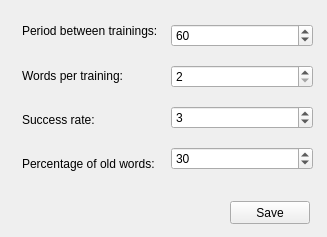
Above: settings.ui from lelika1/disturber before the change. Below: the same form after it.
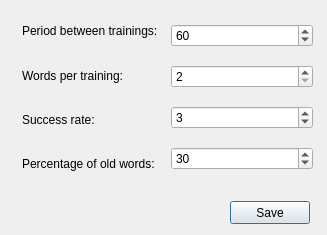
That is the form after the change.

```diff
--- a/settings.ui
+++ b/settings.ui
@@ -1,13 +1,13 @@
 <?xml version="1.0" encoding="UTF-8"?>
 <ui version="4.0">
  <class>Settings</class>
- <widget class="QWidget" name="Settings">
+ <widget class="QDialog" name="Settings">
   <property name="geometry">
    <rect>
     <x>0</x>
     <y>0</y>
     <width>327</width>
-    <height>237</height>
+    <height>235</height>
    </rect>
   </property>
   <property name="minimumSize">
```
